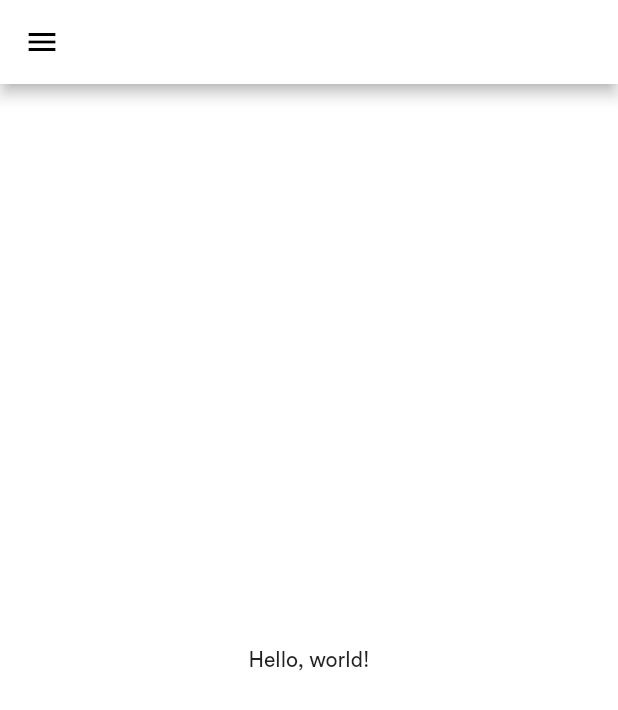
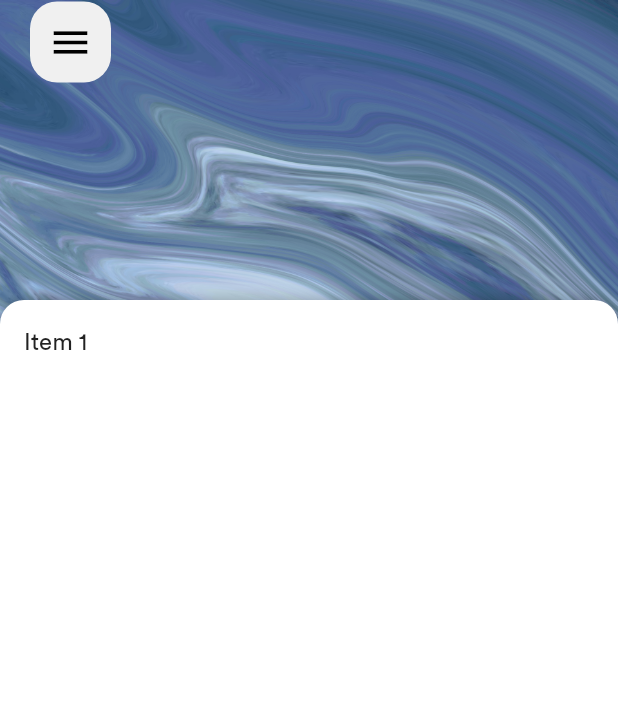
Before and after one commit to SphericalKat/liquiwalls, a Flutter app: the screen it shows after launch, on a phone screen of 412 x 824 dp. Shown: the top 710 px of the screen. Run offline on Flutter 3.47's test engine with Material 2 defaults, Android fonts, the phone set to English and light mode, and no system bars; drawn by our look-alikes of sliding_up_panel; our stand-ins replace auto_route, supercharged.

Commit message:
:zap: implement sliding panel
Signed-off-by: ATechnoHazard <amolele@gmail.com>

```diff
--- a/lib/pages/homepage.dart
+++ b/lib/pages/homepage.dart
@@ -1,18 +1,44 @@
-import 'package:flutter/cupertino.dart';
 import 'package:flutter/material.dart';
+import 'package:sliding_up_panel/sliding_up_panel.dart';
 
 class HomePage extends StatelessWidget {
   @override
   Widget build(BuildContext context) {
+    var height = MediaQuery.of(context).size.height;
     return Scaffold(
+      extendBodyBehindAppBar: true,
       appBar: AppBar(
-        leading: IconButton(
-          icon: Icon(Icons.menu),
-          onPressed: () {},
+        elevation: 0,
+        backgroundColor: Colors.transparent,
+        title: Row(
+          children: [
+            Card(
+              shape: RoundedRectangleBorder(
+                borderRadius: BorderRadius.circular(18),
+              ),
+              child: InkWell(
+                borderRadius: BorderRadius.circular(18),
+                child: Padding(
+                  padding: const EdgeInsets.all(12.0),
+                  child: Icon(Icons.menu, size: 30),
+                ),
+                onTap: () {
+                  print("owo");
+                },
+              ),
+            )
+          ],
         ),
       ),
-      body: Center(
-        child: Text("Hello, world!"),
+      body: SlidingUpPanel(
+        borderRadius: BorderRadius.vertical(top: Radius.circular(16)),
+        maxHeight: height,
+        minHeight: height - 200,
+        body: FittedBox(
+          fit: BoxFit.cover,
+          child: Image.asset("assets/images/flowing_skies.jpg"),
+        ),
+        panel: ListTile(title: Text('Item 1')),
       ),
     );
   }
--- a/pubspec.yaml
+++ b/pubspec.yaml
@@ -18,6 +18,7 @@ dependencies:
   supercharged: ^1.10.0
   auto_route: ^0.6.9
   animations: ^1.1.2
+  sliding_up_panel: ^1.0.2
 
 dev_dependencies:
   flutter_test:
@@ -27,6 +28,9 @@ dev_dependencies:
 
 flutter:
   uses-material-design: true
+
+  assets:
+    - assets/images/
 
   fonts:
     - family: Circular-Std
```
Also changed, not shown: assets/images/flowing_skies.jpg (added), pubspec.lock.
